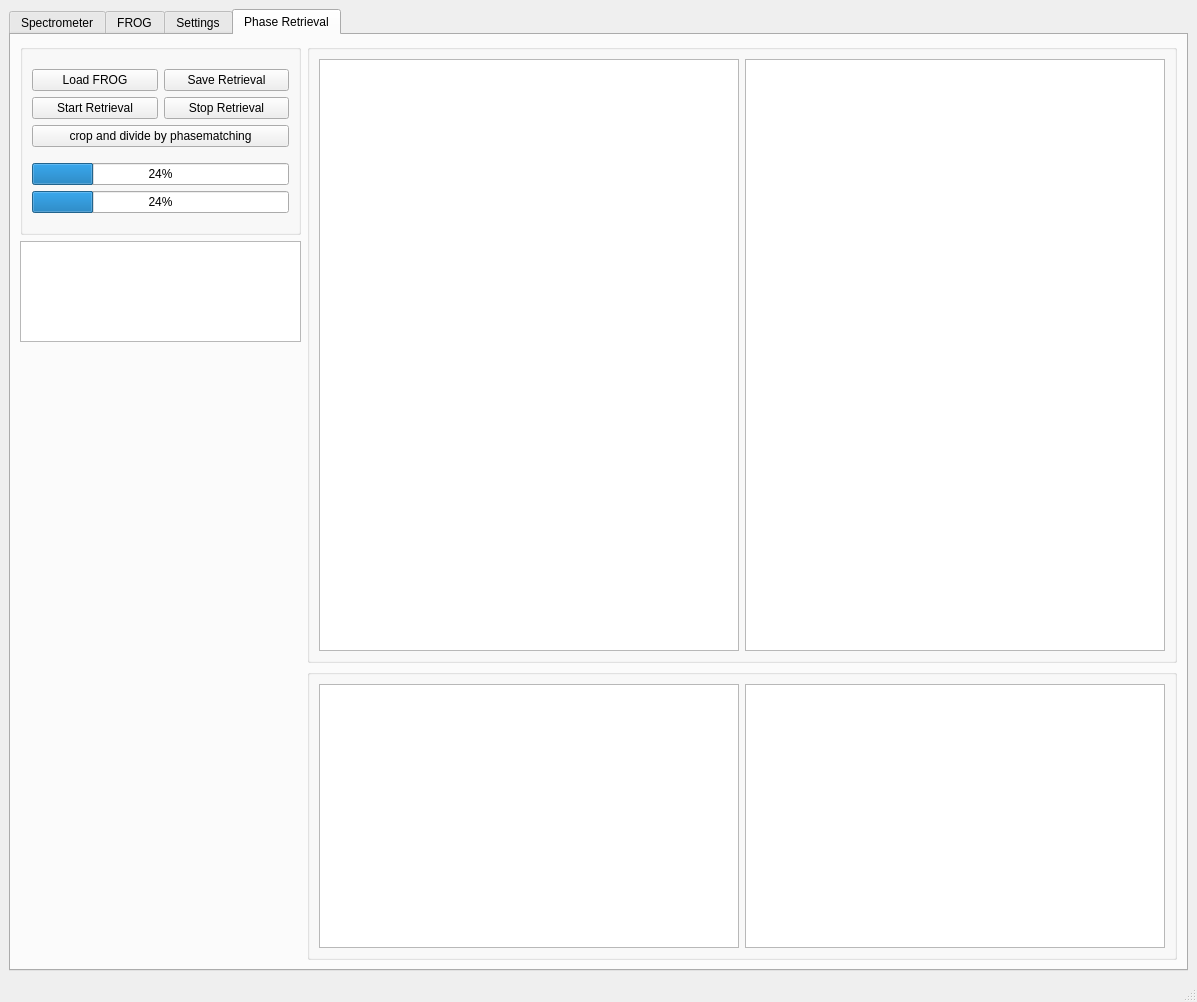
peter-chang62/Chi-3-FROG, file qt_designer/form.ui: the form before one commit.
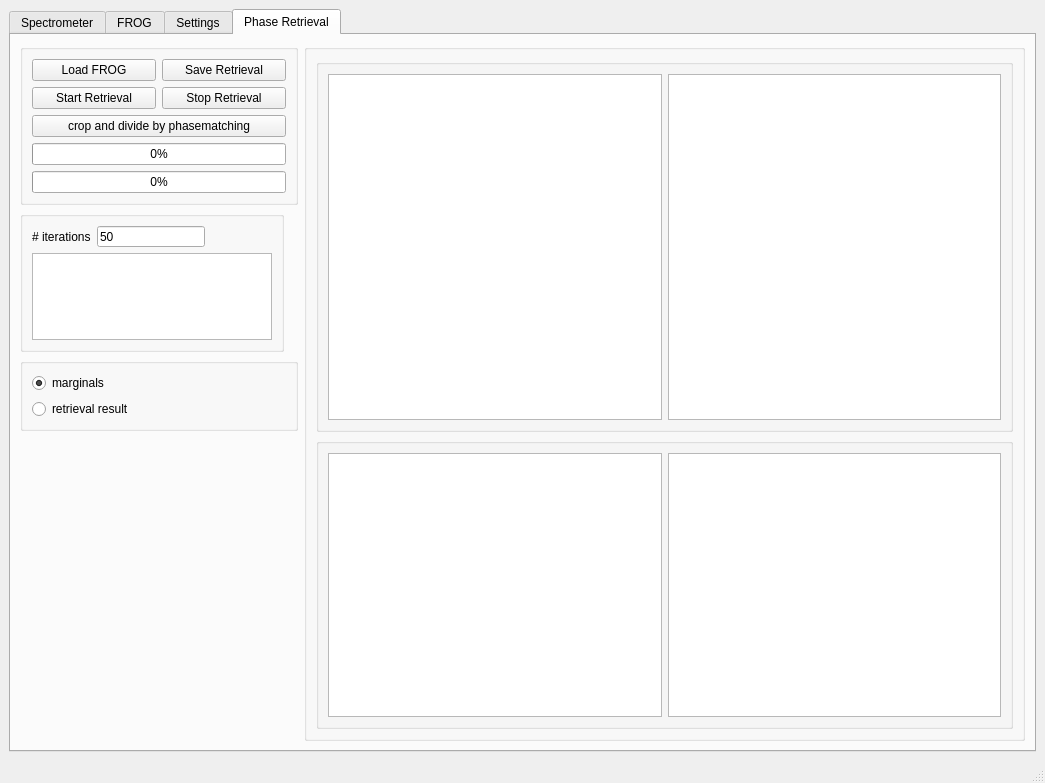
The form after the commit. Custom widgets are drawn as their Qt base class.

```diff
--- a/qt_designer/form.ui
+++ b/qt_designer/form.ui
@@ -6,8 +6,8 @@
    <rect>
     <x>0</x>
     <y>0</y>
-    <width>1197</width>
-    <height>1002</height>
+    <width>1045</width>
+    <height>783</height>
    </rect>
   </property>
   <property name="windowTitle">
@@ -849,16 +849,10 @@
        <layout class="QGridLayout" name="gridLayout_7">
         <item row="0" column="0">
          <widget class="QGroupBox" name="">
-          <property name="minimumSize">
-           <size>
-            <width>281</width>
-            <height>191</height>
-           </size>
-          </property>
           <property name="maximumSize">
            <size>
-            <width>281</width>
-            <height>191</height>
+            <width>278</width>
+            <height>196</height>
            </size>
           </property>
           <layout class="QVBoxLayout" name="verticalLayout_7">
@@ -910,14 +904,14 @@
              <item>
               <widget class="QProgressBar" name="pbar_iter">
                <property name="value">
-                <number>24</number>
+                <number>0</number>
                </property>
               </widget>
              </item>
              <item>
               <widget class="QProgressBar" name="pb_windows">
                <property name="value">
-                <number>24</number>
+                <number>0</number>
                </property>
               </widget>
              </item>
@@ -926,35 +920,124 @@
           </layout>
          </widget>
         </item>
-        <item row="0" column="1" rowspan="3">
+        <item row="0" column="1" rowspan="4">
          <widget class="QGroupBox" name="">
-          <property name="minimumSize">
-           <size>
-            <width>671</width>
-            <height>321</height>
-           </size>
-          </property>
-          <layout class="QHBoxLayout" name="horizontalLayout_2">
+          <layout class="QVBoxLayout" name="verticalLayout_9">
            <item>
-            <widget class="GraphicsLayoutWidget" name="gv_ret_exp"/>
+            <widget class="QGroupBox" name="">
+             <property name="minimumSize">
+              <size>
+               <width>671</width>
+               <height>321</height>
+              </size>
+             </property>
+             <layout class="QHBoxLayout" name="horizontalLayout_2">
+              <item>
+               <widget class="GraphicsLayoutWidget" name="gv_ret_exp"/>
+              </item>
+              <item>
+               <widget class="GraphicsLayoutWidget" name="gv_ret_recon"/>
+              </item>
+             </layout>
+            </widget>
            </item>
            <item>
-            <widget class="GraphicsLayoutWidget" name="gv_ret_recon"/>
+            <widget class="QGroupBox" name="">
+             <property name="maximumSize">
+              <size>
+               <width>16777215</width>
+               <height>291</height>
+              </size>
+             </property>
+             <layout class="QHBoxLayout" name="horizontalLayout_3">
+              <item>
+               <widget class="PlotWidget" name="gv_ret_marginal_t"/>
+              </item>
+              <item>
+               <widget class="PlotWidget" name="gv_ret_marginal_v"/>
+              </item>
+             </layout>
+            </widget>
            </item>
           </layout>
          </widget>
         </item>
         <item row="1" column="0">
-         <widget class="QTextBrowser" name="tb_ret_error">
+         <widget class="QGroupBox" name="">
           <property name="maximumSize">
            <size>
-            <width>281</width>
-            <height>101</height>
+            <width>264</width>
+            <height>141</height>
            </size>
           </property>
+          <layout class="QVBoxLayout" name="verticalLayout_8">
+           <item>
+            <layout class="QHBoxLayout" name="horizontalLayout_12">
+             <item>
+              <widget class="QLabel" name="label">
+               <property name="text">
+                <string># iterations</string>
+               </property>
+              </widget>
+             </item>
+             <item>
+              <widget class="QLineEdit" name="le_niter">
+               <property name="maximumSize">
+                <size>
+                 <width>113</width>
+                 <height>21</height>
+                </size>
+               </property>
+               <property name="text">
+                <string>50</string>
+               </property>
+              </widget>
+             </item>
+             <item>
+              <spacer name="horizontalSpacer_15">
+               <property name="orientation">
+                <enum>Qt::Orientation::Horizontal</enum>
+               </property>
+               <property name="sizeHint" stdset="0">
+                <size>
+                 <width>40</width>
+                 <height>20</height>
+                </size>
+               </property>
+              </spacer>
+             </item>
+            </layout>
+           </item>
+           <item>
+            <widget class="QTextBrowser" name="tb_ret_error"/>
+           </item>
+          </layout>
          </widget>
         </item>
-        <item row="2" column="0" rowspan="2">
+        <item row="2" column="0">
+         <widget class="QGroupBox" name="">
+          <layout class="QVBoxLayout" name="verticalLayout_10">
+           <item>
+            <widget class="QRadioButton" name="rb_marginals">
+             <property name="text">
+              <string>marginals</string>
+             </property>
+             <property name="checked">
+              <bool>true</bool>
+             </property>
+            </widget>
+           </item>
+           <item>
+            <widget class="QRadioButton" name="rb_retrieval">
+             <property name="text">
+              <string>retrieval result</string>
+             </property>
+            </widget>
+           </item>
+          </layout>
+         </widget>
+        </item>
+        <item row="3" column="0">
          <spacer name="verticalSpacer_2">
           <property name="orientation">
            <enum>Qt::Orientation::Vertical</enum>
@@ -962,29 +1045,11 @@
           <property name="sizeHint" stdset="0">
            <size>
             <width>88</width>
-            <height>546</height>
+            <height>216</height>
            </size>
           </property>
          </spacer>
         </item>
-        <item row="3" column="1">
-         <widget class="QGroupBox" name="">
-          <property name="maximumSize">
-           <size>
-            <width>16777215</width>
-            <height>291</height>
-           </size>
-          </property>
-          <layout class="QHBoxLayout" name="horizontalLayout_3">
-           <item>
-            <widget class="PlotWidget" name="gv_ret_marginal_t"/>
-           </item>
-           <item>
-            <widget class="PlotWidget" name="gv_ret_marginal_v"/>
-           </item>
-          </layout>
-         </widget>
-        </item>
        </layout>
       </widget>
      </widget>
```
Left out of the diff: 6 changed lines with no effect on the pictures.
